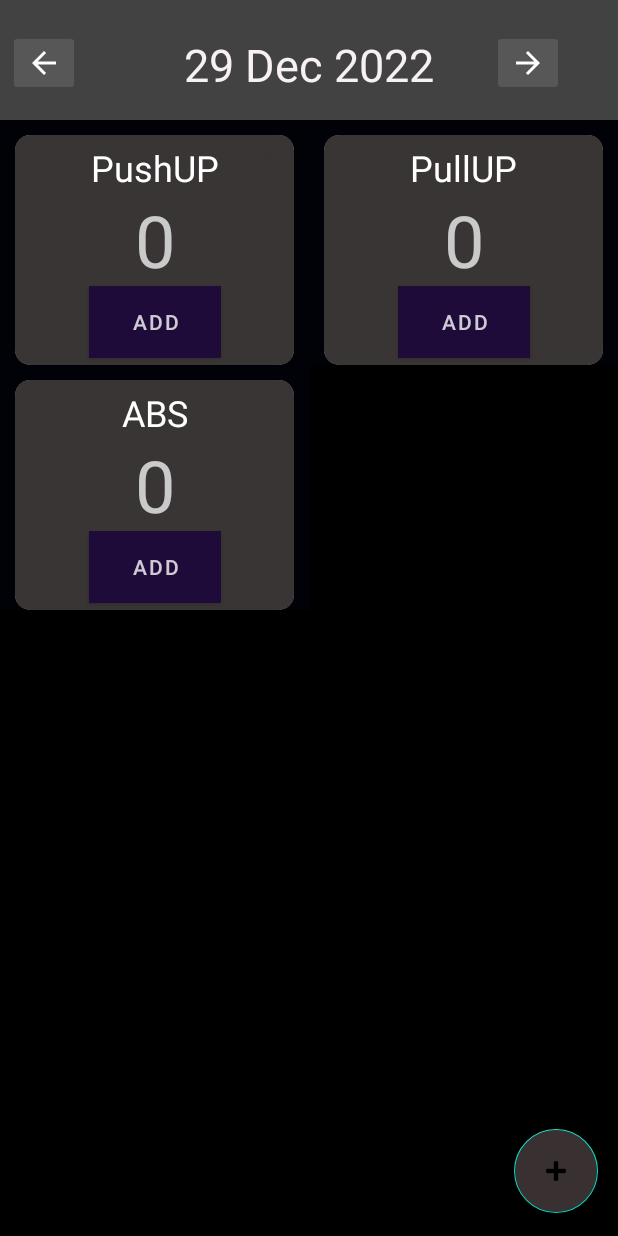
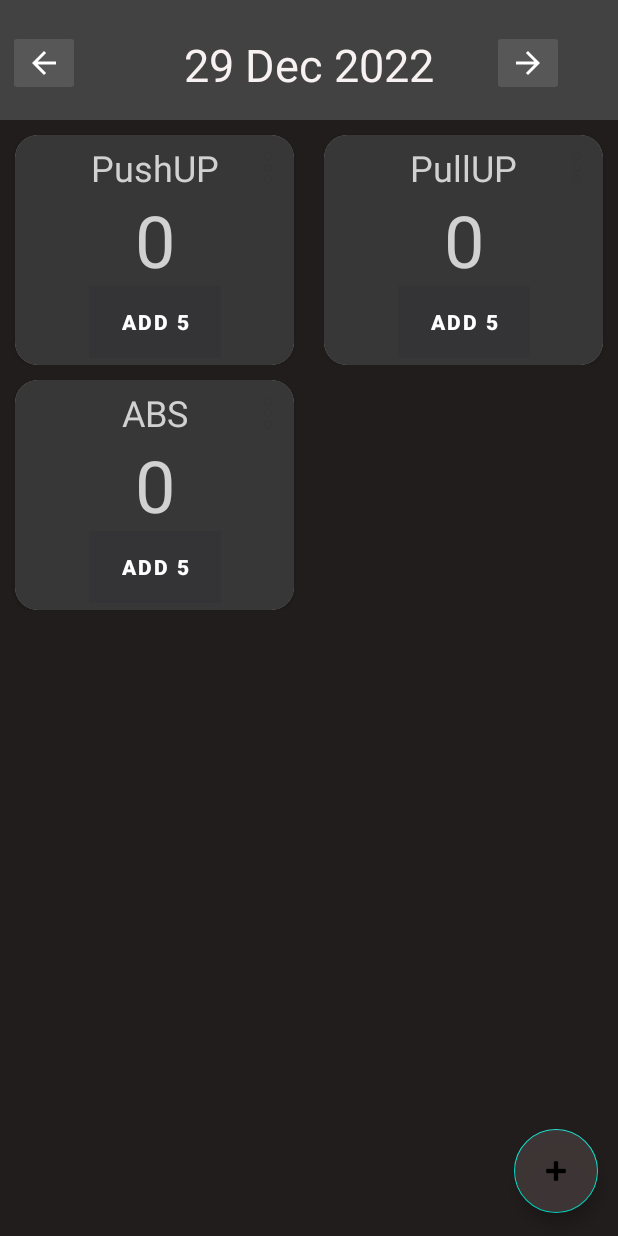
Before and after one commit to paliydmn/GymCounter, an Android app: the screen it shows after launch (MainActivity), after a tap on an icon or button, on a phone screen of 412 x 824 dp. Run offline under Robolectric (Android 15) with nearby library versions, the phone set to English and light mode, and no system bars; 1 other tap on this screen came first.

Commit message:
design changes

```diff
--- a/app/src/main/java/com/paliy/gymcounter_test_04/Adapter.java
+++ b/app/src/main/java/com/paliy/gymcounter_test_04/Adapter.java
@@ -40,7 +40,6 @@ public class Adapter extends RecyclerView.Adapter<Adapter.ViewHolder> {
         this.title = title;
 
         this.inflater = LayoutInflater.from(ctx);
-
     }
 
 
@@ -54,7 +53,7 @@ public class Adapter extends RecyclerView.Adapter<Adapter.ViewHolder> {
         this.count.addAll(counts);
     }
 
-    public void setCutterViewDate(Date date){
+    public void setCurrentViewDate(Date date){
         currentViewDate = date;
     }
 
@@ -74,15 +73,12 @@ public class Adapter extends RecyclerView.Adapter<Adapter.ViewHolder> {
         holder.title.setOnClickListener(listener);
     }
 
-
     @Override
     public int getItemCount() {
         return title.size();
     }
 
     public class ViewHolder extends RecyclerView.ViewHolder implements View.OnClickListener {
-
-
         TextView title;
         TextView count;
         Button addBtn;
@@ -110,14 +106,10 @@ public class Adapter extends RecyclerView.Adapter<Adapter.ViewHolder> {
                 int currentVal = Integer.parseInt(count.getText().toString());
                 count.setText(String.valueOf(currentVal+5));
 
-
                 DBManager dbManager = new DBManager(addBtn.getContext());
                 try {
                     dbManager.open();
-                    //dbManager.updateCounter((String) title.getText(),5, new Date(), " " );
-
                     dbManager.updateCounterRaw((String) title.getText(),5, currentViewDate, " " );
-
                 } catch (SQLException throwable) {
                     throwable.printStackTrace();
                 }
@@ -169,8 +161,6 @@ public class Adapter extends RecyclerView.Adapter<Adapter.ViewHolder> {
                        Toast.makeText(view12.getContext(), title.getText() + " Deleted!", Toast.LENGTH_SHORT).show();
                        notifyDataSetChanged();
                    }
-
-
                 } catch (SQLException throwable) {
                     throwable.printStackTrace();
                 }
--- a/app/src/main/java/com/paliy/gymcounter_test_04/MainActivity.java
+++ b/app/src/main/java/com/paliy/gymcounter_test_04/MainActivity.java
@@ -8,7 +8,6 @@ import android.app.AlertDialog;
 
 import android.app.DatePickerDialog;
 import android.database.Cursor;
-import android.graphics.Color;
 import android.os.Bundle;
 import android.util.Log;
 import android.view.LayoutInflater;
@@ -37,32 +36,35 @@ public class MainActivity extends AppCompatActivity {
     RecyclerView recyclerView;
     List<String> titleList;
     List<String> countList;
- //   Map<String, Integer> titleCountMap;
 
     ImageButton dateBeforeBtn;
     ImageButton dateAfterBtn;
-    TextView dateTv;
+    TextView dateTitleTV;
     FloatingActionButton addNewExBtn;
 
-    public Date dateOnView;
+    Date dateOnTitleTV;
 
     Adapter adapter;
 
     private  AdapterView.OnClickListener listener;
     private DBManager dbManager;
 
+    private static final SimpleDateFormat TITLE_DATE_FORMAT = new SimpleDateFormat("dd MMM yyyy");
+    private static final Date TODAY = Calendar.getInstance().getTime();
+    final Calendar myCalendar = Calendar.getInstance();
+
     @Override
     protected void onCreate(Bundle savedInstanceState) {
         super.onCreate(savedInstanceState);
         setContentView(R.layout.activity_main);
-        getSupportActionBar().hide(); //<< this
+        getSupportActionBar().hide();
 
         recyclerView = findViewById(R.id.recyclerView);
         dateAfterBtn = findViewById(R.id.btnRightDate);
         dateBeforeBtn = findViewById(R.id.btnLeftDate);
         addNewExBtn = findViewById(R.id.addNewItemFABtn);
 
-        dateTv = findViewById(R.id.tvDate);
+        dateTitleTV = findViewById(R.id.tvDate);
 
         titleList = new ArrayList<>();
         countList = new ArrayList<>();
@@ -76,41 +78,40 @@ public class MainActivity extends AppCompatActivity {
        // dbManager.insert("Title for ex", 100, new Date(), "some desc");
 
         adapter = new Adapter(this, titleList, countList, listener);
-        initTodaysData();
+        initTodayData();
         updateDateTv(new Date());
-        adapter.setCutterViewDate(dateOnView);
+        adapter.setCurrentViewDate(dateOnTitleTV);
+
         GridLayoutManager gridLayoutManager = new GridLayoutManager(this, 2, GridLayoutManager.VERTICAL, false);
+        recyclerView.setLayoutManager(gridLayoutManager);
+        //recyclerView.setBackgroundColor(Color.CYAN);
+        recyclerView.setAdapter(adapter);
 
 
-        recyclerView.setLayoutManager(gridLayoutManager);
-        recyclerView.setBackgroundColor(Color.BLACK);
-        recyclerView.setAdapter(adapter);
+        dateTitleTV.setOnClickListener(view -> {
+            new DatePickerDialog(MainActivity.this, date, myCalendar.get(Calendar.YEAR), myCalendar.get(Calendar.MONTH), myCalendar.get(Calendar.DAY_OF_MONTH)).show();
 
-/*
-//for debugging
-        Calendar cal = Calendar.getInstance();
-        cal.setTime(new Date());
-        cal.add(Calendar.DATE, -3);
-        dbManager.insert("Test-3", 100,cal.getTime(), "some desc");*/
-        dateTv.setOnTouchListener(new OnSwipeTouchListener(this) {
+        });
+
+        dateTitleTV.setOnTouchListener(new OnSwipeTouchListener(this) {
             public void onSwipeTop() {
                 Toast.makeText(MainActivity.this, "top", Toast.LENGTH_SHORT).show();
             }
             public void onSwipeRight() {
                 Toast.makeText(MainActivity.this, "right", Toast.LENGTH_SHORT).show();
-                onBeforeDate(dateTv);
+                onBeforeDate(dateTitleTV);
             }
             public void onSwipeLeft() {
-                onAfterDate(dateTv);
+                onAfterDate(dateTitleTV);
                 Toast.makeText(MainActivity.this, "left", Toast.LENGTH_SHORT).show();
-
             }
             public void onSwipeBottom() {
+                new DatePickerDialog(MainActivity.this,date,myCalendar.get(Calendar.YEAR),myCalendar.get(Calendar.MONTH),myCalendar.get(Calendar.DAY_OF_MONTH)).show();
                 Toast.makeText(MainActivity.this, "bottom", Toast.LENGTH_SHORT).show();
             }
 
             public void myOnLongPress(){
-                DatePickerDialog datePickerDialog = new DatePickerDialog(dateTv.getContext());
+                DatePickerDialog datePickerDialog = new DatePickerDialog(dateTitleTV.getContext());
                 datePickerDialog.setOnDateSetListener(new DatePickerDialog.OnDateSetListener() {
                     @Override
                     public void onDateSet(DatePicker view, int year, int month, int dayOfMonth) {
@@ -122,36 +123,30 @@ public class MainActivity extends AppCompatActivity {
             }
 
         });
-
     }
 
-    public Date getDateOnView(){
-        return dateOnView;
+    public Date getDateOnTitleTV(){
+        return dateOnTitleTV;
     }
     public void updateDateTv(Date date){
-        SimpleDateFormat dateFormat = new SimpleDateFormat("dd MMM yyyy");
-        dateOnView = date;
-        dateTv.setText(dateFormat.format(dateOnView));
+        dateOnTitleTV = date;
+        dateTitleTV.setText(TITLE_DATE_FORMAT.format(dateOnTitleTV));
     }
 
     public void onBeforeDate(View view){
-        Cursor cursor =  dbManager.selectByDate(new Date());
-        Calendar cal = Calendar.getInstance();
-        cal.setTime(dateOnView);
-        cal.add(Calendar.DATE, -1);
-        cursor =  dbManager.selectByDate(cal.getTime());
+        Calendar cal = addDayToTitleDate(dateOnTitleTV, -1);
+        Cursor cursor =  dbManager.selectByDate(cal.getTime());
         if (cursor.getCount() >= 1) {
-            titleList.clear();
-            countList.clear();
+            clearAllListData();
             updateDateTv(cal.getTime());
-            if(!new Date().before(dateOnView)){
+            if(!new Date().before(dateOnTitleTV)){
                 addNewExBtn.setVisibility(View.INVISIBLE);
             }
             while (cursor.moveToNext()) {
                 titleList.add(cursor.getString(cursor.getColumnIndex("title")));
                 countList.add(cursor.getString(cursor.getColumnIndex("counter")));
             }
-            adapter.setCutterViewDate(dateOnView);
+            adapter.setCurrentViewDate(dateOnTitleTV);
         } else {
             Toast toast = Toast.makeText(getApplicationContext(),
                     "No DATA for requested Date", Toast.LENGTH_SHORT);
@@ -159,33 +154,34 @@ public class MainActivity extends AppCompatActivity {
         }
 
        adapter.notifyDataSetChanged();
-//       while (cursor.moveToNext()) {
-//           Log.println(Log.DEBUG,"SELECT: ", cursor.getString(cursor.getColumnIndex("title")));
-//           Log.println(Log.DEBUG,"SELECT: ", cursor.getString(cursor.getColumnIndex("counter")));
-//           Log.println(Log.DEBUG,"SELECT: ", cursor.getString(cursor.getColumnIndex("title")));
-//           Log.println(Log.DEBUG,"SELECT: ", cursor.getString(cursor.getColumnIndex("_date")));
-//        }
+    }
+
+    private void clearAllListData() {
+        titleList.clear();
+        countList.clear();
+    }
+
+    private static Calendar addDayToTitleDate(Date dateOnTitleTV, int i) {
+        Calendar cal = Calendar.getInstance();
+        cal.setTime(dateOnTitleTV);
+        cal.add(Calendar.DATE, i);
+        return cal;
     }
 
     public void onAfterDate(View view) {
-        Cursor cursor =  dbManager.selectByDate(new Date());
-        Calendar cal = Calendar.getInstance();
-        cal.setTime(dateOnView);
-        cal.add(Calendar.DATE, 1);
-
-        cursor =  dbManager.selectByDate(cal.getTime());
+        Calendar cal = addDayToTitleDate(dateOnTitleTV, 1);
+        Cursor cursor =  dbManager.selectByDate(cal.getTime());
         if (cursor.getCount() >= 1) {
-            titleList.clear();
-            countList.clear();
+            clearAllListData();
             updateDateTv(cal.getTime());
             while (cursor.moveToNext()) {
                 titleList.add(cursor.getString(cursor.getColumnIndex("title")));
                 countList.add(cursor.getString(cursor.getColumnIndex("counter")));
             }
-            adapter.setCutterViewDate(dateOnView);
+            adapter.setCurrentViewDate(dateOnTitleTV);
             SimpleDateFormat sdf = new SimpleDateFormat("yyyyMMdd");
 
-            if(sdf.format(new Date()).equals(sdf.format(dateOnView))){
+            if(sdf.format(new Date()).equals(sdf.format(dateOnTitleTV))){
                 addNewExBtn.setVisibility(View.VISIBLE);
             }
         } else {
@@ -197,19 +193,42 @@ public class MainActivity extends AppCompatActivity {
         adapter.notifyDataSetChanged();
     }
 
-    public boolean initTodaysData(){
-        getTodayData();
+    public boolean initTodayData(){
+        setTodayData();
         adapter.notifyDataSetChanged();
         return true;
     }
 
-    public void getTodayData(){
+    public boolean getDataForDate(Date date){
+        Cursor cursor =  dbManager.selectByDate(date);
+        if (cursor.getCount() <= 0) {
+            Toast toast = Toast.makeText(getApplicationContext(),
+                    "No DATA for requested Date", Toast.LENGTH_SHORT);
+            toast.show();
+            return false;
+        } else {
+            clearAllListData();
+            updateDateTv(date);
+            adapter.setCurrentViewDate(dateOnTitleTV);
+            while (cursor.moveToNext()) {
+                titleList.add(cursor.getString(cursor.getColumnIndex("title")));
+                countList.add(cursor.getString(cursor.getColumnIndex("counter")));
+            }
+            SimpleDateFormat sdf = new SimpleDateFormat("yyyyMMdd");
+            if(!sdf.format(TODAY).equals(sdf.format(dateOnTitleTV))){
+                addNewExBtn.setVisibility(View.INVISIBLE);
+            } else {
+                addNewExBtn.setVisibility(View.VISIBLE);
+            }
+            adapter.notifyDataSetChanged();
+           return true;
+        }
+    }
 
+    public void setTodayData(){
         Cursor cursor =  dbManager.selectByDate(new Date());
         if (cursor.getCount() <= 0){
-            Calendar cal = Calendar.getInstance();
-            cal.setTime(new Date());
-            cal.add(Calendar.DATE, -1);
+            Calendar cal = addDayToTitleDate(new Date(), -1);
             cursor =  dbManager.selectByDate(cal.getTime());
             if (cursor.getCount() <= 0) {
                 initDefaultTitles();
@@ -252,7 +271,6 @@ public class MainActivity extends AppCompatActivity {
         final View dialogView = inflater.inflate(R.layout.add_new_item_dialog,null);
         // Pass null as the parent view because its going in the dialog layout
         builder.setView(dialogView)
-                // Add action buttons
                 .setPositiveButton("Create", (dialog, id) -> {
                     EditText newTitleEditT =dialogView.findViewById(R.id.newExeciseEditText);
                     String newTitle = newTitleEditT.getText().toString();
@@ -261,14 +279,24 @@ public class MainActivity extends AppCompatActivity {
                     countList.add("0");
                 })
                 .setNegativeButton("Cancel", (dialog, id) -> {
-
                 });
         builder.create();
         builder.show();
-
     }
 
+    DatePickerDialog.OnDateSetListener date = (view, year, month, day) -> {
+        myCalendar.set(Calendar.YEAR, year);
+        myCalendar.set(Calendar.MONTH,month);
+        myCalendar.set(Calendar.DAY_OF_MONTH,day);
+        updateLabel(myCalendar.getTime());
+    };
+    private void updateLabel(Date foDate){
+        if (getDataForDate(foDate)){
+            dateTitleTV.setText(TITLE_DATE_FORMAT.format(foDate));
+        }
+    }
 
-
-
+    public void onDateTitleclick(View view) {
+        Log.println(Log.DEBUG, "TEST ", "Click on Title");
+    }
 }
--- a/app/src/main/java/com/paliy/gymcounter_test_04/OnSwipeTouchListener.java
+++ b/app/src/main/java/com/paliy/gymcounter_test_04/OnSwipeTouchListener.java
@@ -28,7 +28,6 @@ public class OnSwipeTouchListener implements View.OnTouchListener {
             //super.onLongPress(e);
             myOnLongPress();
         }
-
 
         @Override
         public boolean onDown(MotionEvent e) {
@@ -80,4 +79,6 @@ public class OnSwipeTouchListener implements View.OnTouchListener {
     public void myOnLongPress() {
 
     }
+
+
 }
--- a/app/src/main/java/com/paliy/gymcounter_test_04/dbUtils/DBManager.java
+++ b/app/src/main/java/com/paliy/gymcounter_test_04/dbUtils/DBManager.java
@@ -35,10 +35,6 @@ public class DBManager {
     }
 
     public void insert(String title, int count, Date date, String desc) {
-
-        //SimpleDateFormat dateFormat = new SimpleDateFormat("yyyy-MM-dd");
-
-
         ContentValues contentValue = new ContentValues();
         contentValue.put(DBHelper.TITLE, title);
         contentValue.put(DBHelper.COUNT, count);
@@ -58,7 +54,6 @@ public class DBManager {
 
     public Cursor selectByDate(Date date) {
         //SELECT * from main where _date = date('now', '-1 days');
-
         String[] columns = new String[] { DBHelper._ID, DBHelper.TITLE,DBHelper.COUNT,DBHelper.DATE, DBHelper.DESC };
         Cursor cursor = database.query(DBHelper.TABLE_NAME, columns, String.format("_date = '%s'", dateFormat.format(date)), null, null, null, null);
         if (cursor != null) {
--- a/app/src/main/res/layout/activity_main.xml
+++ b/app/src/main/res/layout/activity_main.xml
@@ -32,7 +32,8 @@
         app:layout_constraintStart_toStartOf="parent"
 
         app:layout_constraintTop_toTopOf="parent"
-        app:layout_constraintVertical_bias="0.575" />
+        app:layout_constraintVertical_bias="0.575"
+        android:onClick="onDateTitleclick"/>
 
     <ImageButton
         android:id="@+id/btnLeftDate"
--- a/app/src/main/res/layout/activity_main2.xml
+++ b/app/src/main/res/layout/activity_main2.xml
@@ -4,17 +4,17 @@
     xmlns:tools="http://schemas.android.com/tools"
     android:layout_width="match_parent"
     android:layout_height="wrap_content"
-    android:background="#000207"
+    android:background="#00FFFFFF"
     tools:context=".MainActivity2">
 
     <androidx.cardview.widget.CardView
         android:id="@+id/cardView"
-        app:cardCornerRadius="10dp"
         android:layout_width="match_parent"
         android:layout_height="wrap_content"
         android:layout_marginStart="10dp"
         android:layout_marginTop="10dp"
         android:layout_marginEnd="10dp"
+        app:cardCornerRadius="15dp"
         app:layout_constraintBottom_toBottomOf="parent"
         app:layout_constraintEnd_toEndOf="parent"
         app:layout_constraintHorizontal_bias="0.0"
@@ -26,7 +26,7 @@
             android:id="@+id/cardConstrLayout"
             android:layout_width="match_parent"
             android:layout_height="153dp"
-            android:background="#DF1E1818">
+            android:background="#E21D1E1D">
 
             <TextView
                 android:id="@+id/tvTitle"
@@ -34,8 +34,15 @@
                 android:layout_height="wrap_content"
                 android:layout_marginTop="5dp"
                 android:text="Title"
+                android:singleLine="true"
+                android:ellipsize="marquee"
+                android:marqueeRepeatLimit ="marquee_forever"
+                android:focusable="true"
+                android:focusableInTouchMode="true"
+                android:scrollHorizontally="true"
+
+                android:textColor="#D1D1D1"
                 android:textSize="24sp"
-                android:textColor="#FFFFFF"
                 app:layout_constraintBottom_toBottomOf="parent"
                 app:layout_constraintEnd_toEndOf="parent"
                 app:layout_constraintStart_toStartOf="parent"
@@ -46,23 +53,28 @@
                 android:id="@+id/btnAdd"
                 android:layout_width="wrap_content"
                 android:layout_height="wrap_content"
-                android:background="#191818"
-                android:text="Add"
-                android:textColor="#C9FFFFFF"
+                android:background="#0D1B0202"
+                android:bottomLeftRadius="10dp"
+                android:bottomRightRadius="10dp"
+
+                android:text="Add 5"
+                android:textStyle="bold"
+                android:topLeftRadius="10dp"
+                android:topRightRadius="10dp"
                 app:layout_constraintBottom_toBottomOf="parent"
                 app:layout_constraintEnd_toEndOf="parent"
                 app:layout_constraintStart_toStartOf="parent"
                 app:layout_constraintTop_toBottomOf="@+id/tvTitle"
                 app:layout_constraintVertical_bias="0.928"
-                app:rippleColor="#252222"
-                app:strokeColor="#370101" />
+ />
+                "/>
 
             <TextView
                 android:id="@+id/tvCount"
                 android:layout_width="wrap_content"
                 android:layout_height="wrap_content"
                 android:text="55"
-                android:textColor="#C9F1F2F4"
+                android:textColor="#D1D1D1"
                 android:textSize="48sp"
                 app:layout_constraintBottom_toTopOf="@+id/btnAdd"
                 app:layout_constraintEnd_toEndOf="parent"
```
